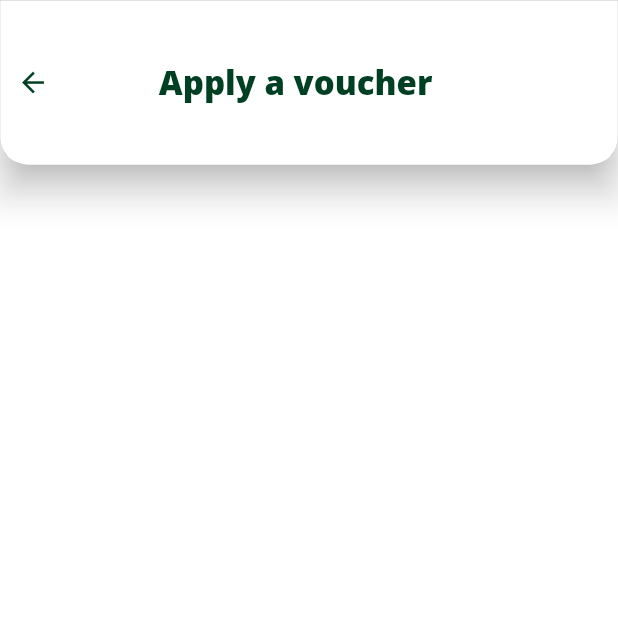
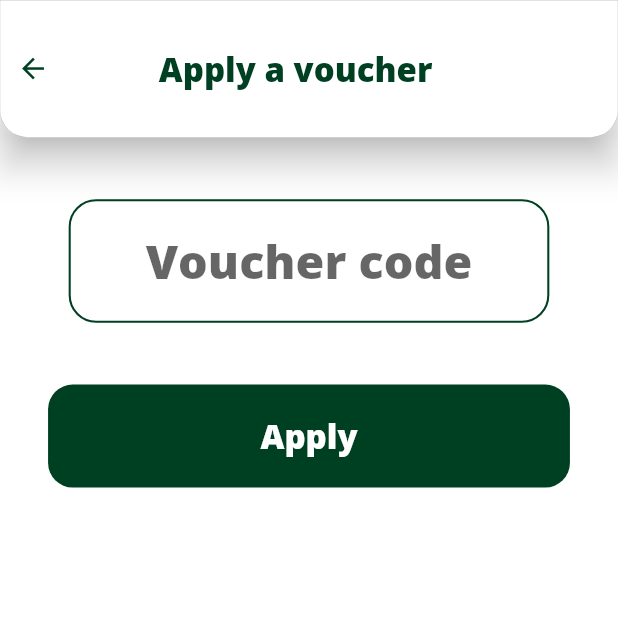
Before and after one commit to syedfaran/foody_yo, a Flutter app: the ApplyAVoucher screen opened by its route, on a phone screen of 412 x 824 dp, the top half of it. Run offline on Flutter 3.47's test engine with Material 2 defaults, Android fonts, the phone set to English and light mode, and no system bars; our stand-ins replace bloc, flutter_bloc, get_it, google_fonts, google_maps_flutter, pinput and 2 more; missing offline and left inert: rect_getter.

```diff
--- a/lib/constants/app_string.dart
+++ b/lib/constants/app_string.dart
@@ -30,7 +30,7 @@ class AppString {
   static const settings = 'Settings';
   static const termsAndCondition = 'Terms & Condition';
   static const creditAndPaymentMethod = 'credit and payment method';
-  static const foodyyo_pay = 'Foodyyo Pay';
+  static const foodyYo_pay = 'Foodyyo Pay';
   static const favourites = 'Favourites';
   static const order = 'Orders';
   static const profile = 'Profile';
@@ -77,4 +77,23 @@ class AppString {
   static const reviewPaymentAndAddress = 'Review payment and address';
   static const alHajAkhtar = 'Al-Haj Akhtar';
   static const estimatedDelivery = 'Estimated Delivery';
+  static const voucherCode = 'Voucher code';
+  static const apply = 'Apply';
+  static const checkOut ='Checkout';
+  static const deliveryAddress = 'Delivery Address';
+  static const paymentMethod = 'Payment Method';
+  static const cashOnDelivery ='Cash On Delivery';
+  static const orderSummery = 'Order Summery';
+  static const orderTermCon = 'By completing this order, I agree to all Terms and Conditions';
+  static const placeOrder = 'Place Order';
+  static const creditOrDebitCard = 'Credit Or Debit Card';
+  static const primary = 'Primary';
+  static const cardNumber = 'Card Number';
+  static const mmyy = 'MM/YY';
+  static const saveMyCard = 'Save My Card';
+  static const done = 'Done';
+  static const cvc = 'CVC';
+  static const wellKeepYourPaymentDetailsSafe = 'we ll Keep Your Payment Details Safe';
+  static const cash = 'Cash';
+
 }
--- a/lib/constants/image_string.dart
+++ b/lib/constants/image_string.dart
@@ -30,6 +30,11 @@ class ImageString{
   static const ImageProvider pitaRoll = AssetImage('assets/images/pitaRoll.jpg');
 
   static const ImageProvider bottomModal = AssetImage('assets/images/bottommodal.jpg');
+  static const ImageProvider cash = AssetImage('assets/images/cash.png');
+  static const ImageProvider wallet = AssetImage('assets/images/wallet.png');
+  static const ImageProvider pen = AssetImage('assets/images/pen.png');
+  static const ImageProvider orderCheck = AssetImage('assets/images/order_check.png');
+
 
 
   // static const ImageProvider helpCenter = AssetImage('assets/images/heart.png');
--- a/lib/constants/route_string.dart
+++ b/lib/constants/route_string.dart
@@ -11,5 +11,8 @@ class RouteString{
   static const String voucher = '/voucher';
   static const String favourite = '/favourite';
   static const String walkThrough = '/walkThrough';
+  static const String cart = '/cart';
   static const String applyAVoucher = '/applyAVoucher';
+  static const String checkOut ='/checkOut';
+  static const String paymentMethod ='/paymentMethod';
 }
--- a/lib/presentation/pages/cart_page/cart_page.dart
+++ b/lib/presentation/pages/cart_page/cart_page.dart
@@ -92,10 +92,12 @@ class CardPage extends StatelessWidget {
               ),
             ),
             const Spacer(),
-            const CartPaymentInfoVouch(value: 'Rs. 250.00'),
+            const CartPaymentInfoVouch(value: 'Rs. 250.00',option: AppString.subtotal),
             BigButton(
                 text: AppString.reviewPaymentAndAddress,
-                onPressed: () {},
+                onPressed: () {
+                  Navigator.pushNamed(context, RouteString.checkOut);
+                },
                 fontSize: 19.5,
                 height: 65),
             const Spacer(),
--- a/lib/presentation/pages/main_page/apply_a_voucher.dart
+++ /dev/null
@@ -1,18 +0,0 @@
-import 'package:flutter/material.dart';
-import 'package:foody_yo/constants/app_string.dart';
-import 'package:foody_yo/presentation/widgets/simple_appbar.dart';
-
-class ApplyAVoucher extends StatelessWidget {
-  const ApplyAVoucher({Key? key}) : super(key: key);
-
-  @override
-  Widget build(BuildContext context) {
-    return SafeArea(
-        child: Scaffold(
-      appBar: const SimpleAppBar(
-        title: AppString.applyAVoucher,
-      ),
-      body: Container(),
-    ));
-  }
-}
--- /dev/null
+++ b/lib/presentation/pages/main_page/apply_a_voucher_page.dart
@@ -0,0 +1,48 @@
+import 'package:flutter/material.dart';
+import 'package:foody_yo/constants/app_string.dart';
+import 'package:foody_yo/presentation/theme/app_color.dart';
+import 'package:foody_yo/presentation/widgets/big_button.dart';
+import 'package:foody_yo/presentation/widgets/simple_appbar.dart';
+
+class ApplyAVoucher extends StatelessWidget {
+  const ApplyAVoucher({Key? key}) : super(key: key);
+
+  @override
+  Widget build(BuildContext context) {
+    return SafeArea(
+        child: Scaffold(
+          resizeToAvoidBottomInset: false,
+      appBar: const SimpleAppBar(
+        title: AppString.applyAVoucher,
+      ),
+      body: Center(
+        child: Column(
+          mainAxisAlignment: MainAxisAlignment.start,
+          children: [
+            Container(
+              height: 90,
+              width: 350,
+              margin: const EdgeInsets.symmetric(vertical: 45),
+              alignment: Alignment.center,
+              decoration: BoxDecoration(
+                  border: Border.all(color: AppColor.mainGreen,width: 1.5),
+                  borderRadius: BorderRadius.circular(20)),
+              child: const TextField(
+                textAlign: TextAlign.center,
+                style: TextStyle(fontWeight: FontWeight.w900,fontSize: 34),
+                decoration: InputDecoration(
+                  hintText: AppString.voucherCode,
+                  border: InputBorder.none,
+                  contentPadding:  EdgeInsets.symmetric(horizontal: 15),
+                  hintStyle: TextStyle(fontWeight: FontWeight.w900,fontSize: 34)
+
+                ),
+              ),
+            ),
+            BigButton(text: AppString.apply, onPressed: (){}),
+          ],
+        ),
+      ),
+    ));
+  }
+}
--- a/lib/presentation/pages/main_page/drawer/drawer_item_page/drawer_page.dart
+++ b/lib/presentation/pages/main_page/drawer/drawer_item_page/drawer_page.dart
@@ -58,7 +58,7 @@ class DrawerScreen extends StatelessWidget {
               crossAxisAlignment: CrossAxisAlignment.start,
               mainAxisAlignment: MainAxisAlignment.spaceEvenly,
               children: const [
-                SimpleText(AppString.foodyyo_pay,
+                SimpleText(AppString.foodyYo_pay,
                     enumText: EnumText.extraBold,
                     color: AppColor.whiteTextColor,
                     fontSize: 24),
--- a/lib/presentation/pages/main_page/food_panda/home_screen.dart
+++ b/lib/presentation/pages/main_page/food_panda/home_screen.dart
@@ -104,7 +104,7 @@ class _HomeScreenState extends State<HomeScreen> with SingleTickerProviderStateM
           const Align(
             heightFactor: 15,
             alignment: Alignment.bottomCenter,
-            child: AddToCardBar(),
+            child: ViewYourCartButton(),
           ),
         ],
       ),
--- a/lib/presentation/widgets/simple_appbar.dart
+++ b/lib/presentation/widgets/simple_appbar.dart
@@ -7,8 +7,9 @@ import 'package:foody_yo/presentation/widgets/simple_text.dart';
 class SimpleAppBar extends StatelessWidget implements PreferredSizeWidget {
   final String title;
   final String? subtitle;
-
-  const SimpleAppBar({Key? key, required this.title, this.subtitle})
+  final bool isBackArrow;
+  final bool isSpacer;
+  const SimpleAppBar({Key? key, required this.title, this.subtitle,this.isBackArrow=true,this.isSpacer=true})
       : super(key: key);
 
   @override
@@ -17,7 +18,7 @@ class SimpleAppBar extends StatelessWidget implements PreferredSizeWidget {
       automaticallyImplyLeading: false,
       elevation: 10,
       flexibleSpace: Container(
-       alignment: subtitle == null?Alignment.center:null,
+       alignment: Alignment.center,
         decoration: BoxDecoration(
           color: AppColor.whiteColor,
           border: Border.all(color: Colors.black45, width: .1),
@@ -29,8 +30,8 @@ class SimpleAppBar extends StatelessWidget implements PreferredSizeWidget {
             ? Row(
                 mainAxisAlignment: MainAxisAlignment.center,
                 children: [
-                  const ArrowBack(),
-                  const Spacer(),
+                  isBackArrow?const ArrowBack():const CancelButton(),
+                  isSpacer?const Spacer():const SizedBox.shrink(),
                   SimpleText(title,
                       color: AppColor.mainGreen,
                       fontSize: 24,
@@ -40,9 +41,7 @@ class SimpleAppBar extends StatelessWidget implements PreferredSizeWidget {
               )
             : Row(
               children: [
-                IconButton(onPressed: (){
-                  Navigator.pop(context);
-                }, icon: const Icon(Icons.close)),
+                const CancelButton(),
                 Column(
                     crossAxisAlignment: CrossAxisAlignment.start,
                     mainAxisAlignment: MainAxisAlignment.center,
@@ -64,5 +63,17 @@ class SimpleAppBar extends StatelessWidget implements PreferredSizeWidget {
 
   @override
   // TODO: implement preferredSize
-  Size get preferredSize => const Size(double.infinity, 120);
+  Size get preferredSize => const Size(double.infinity, 100);
 }
+
+
+class CancelButton extends StatelessWidget {
+  const CancelButton({Key? key}) : super(key: key);
+
+  @override
+  Widget build(BuildContext context) {
+    return IconButton(onPressed: (){
+      Navigator.pop(context);
+    }, icon: const Icon(Icons.close));
+  }
+}
--- a/lib/presentation/widgets/simple_text.dart
+++ b/lib/presentation/widgets/simple_text.dart
@@ -8,10 +8,13 @@ class SimpleText extends StatelessWidget {
   final double fontSize;
   final Color color;
   final TextAlign textAlign;
-
+  final double horizontal;
+  final double vertical;
   const SimpleText(this.text,
       {Key? key,
       this.enumText,
+        this.horizontal=0.0,
+        this.vertical =0.0,
       this.fontSize = 20,
       this.textAlign = TextAlign.center,
       this.color = AppColor.blackColor})
@@ -19,7 +22,9 @@ class SimpleText extends StatelessWidget {
 
   @override
   Widget build(BuildContext context) {
-    return Text(
+    return Padding(
+      padding:  EdgeInsets.symmetric(horizontal:horizontal ,vertical: vertical),
+      child: Text(
         text,
         textAlign: textAlign,
         style: Theme.of(context).textTheme.bodyText1!.copyWith(
@@ -36,6 +41,7 @@ class SimpleText extends StatelessWidget {
                             : enumText == EnumText.extraBold
                                 ? FontWeight.w800
                                 : FontWeight.w300),
+      ),
     );
   }
 }
--- a/lib/route_generator.dart
+++ b/lib/route_generator.dart
@@ -2,14 +2,16 @@ import 'package:flutter/material.dart';
 import 'package:foody_yo/presentation/pages/cart_page/cart_page.dart';
 import 'package:foody_yo/presentation/pages/location_walk_through/location_walk_through.dart';
 import 'package:foody_yo/presentation/pages/login_signup/login_signup.dart';
-import 'package:foody_yo/presentation/pages/main_page/apply_a_voucher.dart';
+import 'package:foody_yo/presentation/pages/main_page/apply_a_voucher_page.dart';
 import 'package:foody_yo/presentation/pages/main_page/drawer/drawer_item_page/favourite_page/favourite_page.dart';
 import 'package:foody_yo/presentation/pages/main_page/drawer/drawer_item_page/help_center_page/cancel_order_page.dart';
 import 'package:foody_yo/presentation/pages/main_page/drawer/drawer_item_page/help_center_page/help_center_page.dart';
 import 'package:foody_yo/presentation/pages/main_page/drawer/drawer_item_page/order_page/order_page.dart';
 import 'package:foody_yo/presentation/pages/main_page/drawer/drawer_item_page/voucher_page/voucher_page.dart';
+import 'package:foody_yo/presentation/pages/main_page/check_out_page.dart';
 
 import 'package:foody_yo/presentation/pages/main_page/main_layout.dart';
+import 'package:foody_yo/presentation/pages/main_page/payment_method_page.dart';
 import 'package:foody_yo/presentation/pages/map_page/map_page.dart';
 import 'package:foody_yo/presentation/pages/welcome/welcome_page.dart';
 
@@ -23,8 +25,8 @@ class RouteGenerator {
 
     switch (settings.name) {
       case RouteString.initial:
-      //return MaterialPageRoute(builder: (context)=>const SplashScreen());
-       return MaterialPageRoute(builder: (context)=>const CardPage());
+      return MaterialPageRoute(builder: (context)=>const SplashScreen());
+       return MaterialPageRoute(builder: (context)=>const PaymentMethodPage());
         return MaterialPageRoute(builder: (context)=>const LocationWalkThrough());
       case RouteString.walkThrough:
         return MaterialPageRoute(builder: (context)=>const LocationWalkThrough());
@@ -57,6 +59,13 @@ class RouteGenerator {
         return MaterialPageRoute(builder: (context)=>const FavouritePage());
       case RouteString.applyAVoucher:
         return MaterialPageRoute(builder: (context)=>const ApplyAVoucher());
+      case RouteString.cart:
+        return MaterialPageRoute(builder: (context)=>const CardPage());
+      case RouteString.checkOut:
+        return MaterialPageRoute(builder: (context)=>const  CheckOutPage());
+
+      case RouteString.paymentMethod:
+        return MaterialPageRoute(builder: (context)=>const  PaymentMethodPage());
 
       default:
       // If there is no such named route in the switch statement, e.g. /third
```
Also changed, not shown: lib/presentation/pages/main_page/check_out_page.dart (added, +150 -0 lines), lib/presentation/pages/main_page/food_panda/panda_widget/category_section.dart (+8 -2 lines), lib/presentation/pages/main_page/payment_method_page.dart (added, +189 -0 lines), lib/presentation/widgets/add_to_card_bar.dart (+9 -3 lines), lib/presentation/widgets/cart_payment_info_vouch_text.dart (+15 -5 lines), assets/images/cash.png (renamed from assets/images/Screenshot 2021-10-19 125749.png), assets/images/order_check.png (renamed from assets/images/fsfsf.png). Lines whose indentation alone changed are shown as unchanged.
